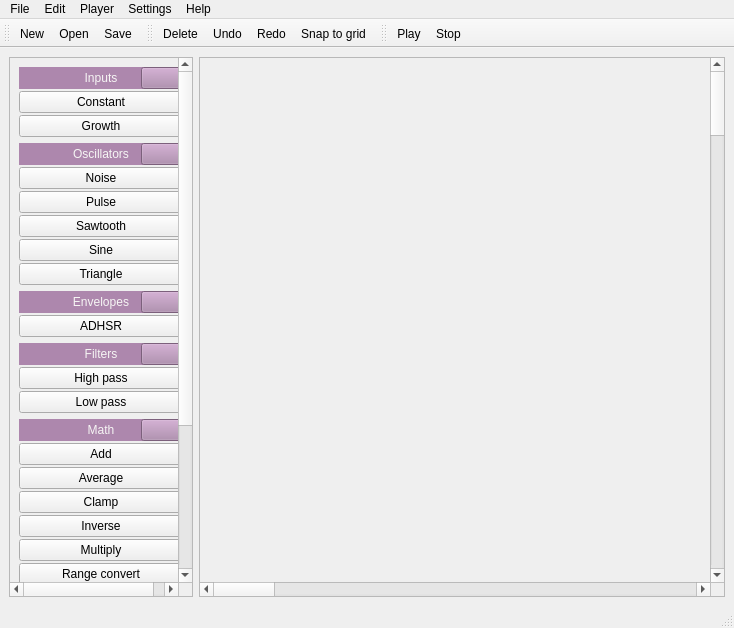
Qt form src/UiMainWindow.ui (Peanhua/libfmsynth) before a commit.
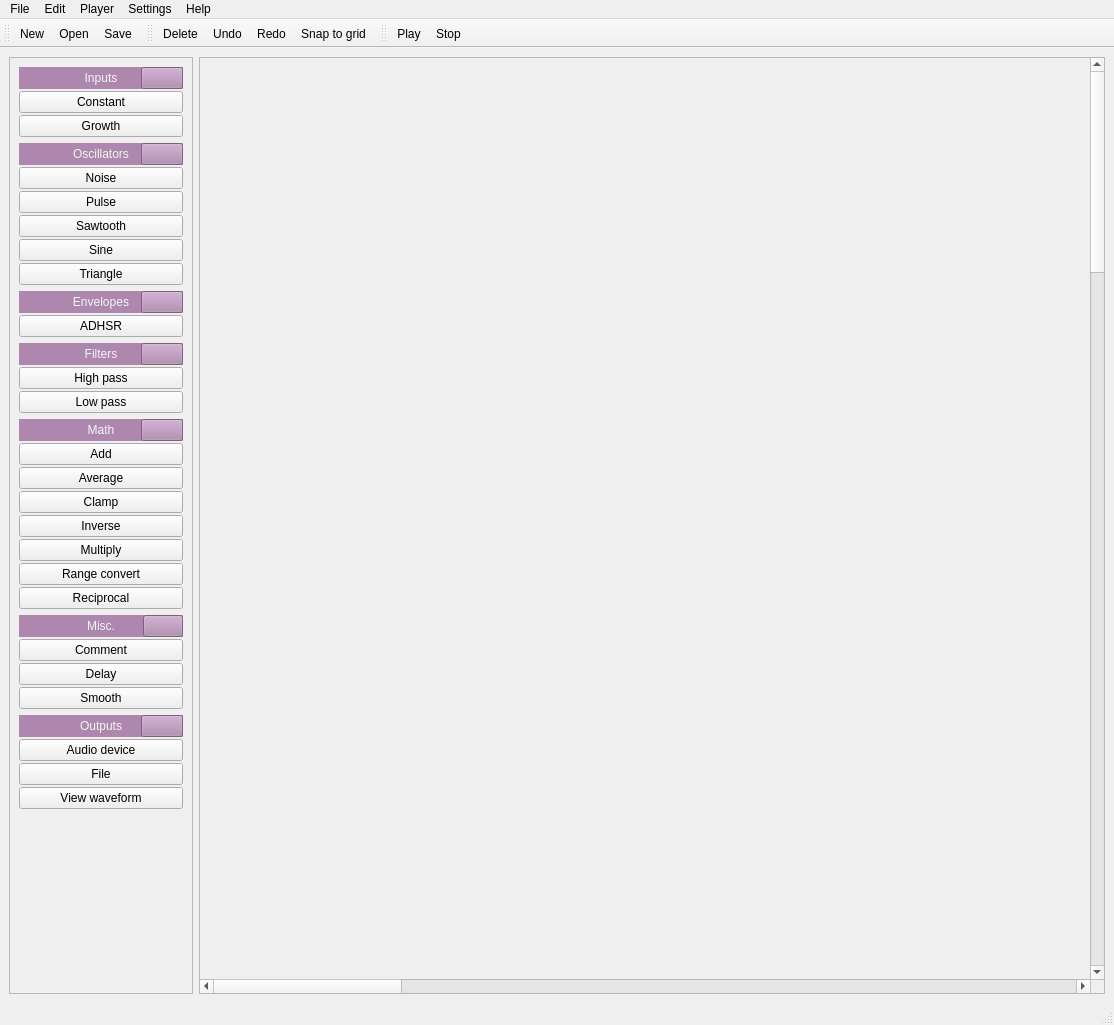
The same form after that commit. Icons and pictures are not drawn. Custom widgets are drawn as their Qt base class.

Commit message: Added 'smooth' node.

Patch:
```diff
--- a/src/UiMainWindow.ui
+++ b/src/UiMainWindow.ui
@@ -6,8 +6,8 @@
    <rect>
     <x>0</x>
     <y>0</y>
-    <width>734</width>
-    <height>628</height>
+    <width>1114</width>
+    <height>1025</height>
    </rect>
   </property>
   <property name="windowTitle">
@@ -41,8 +41,8 @@
         <rect>
          <x>0</x>
          <y>0</y>
-         <width>164</width>
-         <height>829</height>
+         <width>178</width>
+         <height>925</height>
         </rect>
        </property>
        <layout class="QVBoxLayout" name="verticalLayout">
@@ -1551,6 +1551,23 @@
                 </property>
                </widget>
               </item>
+              <item>
+               <widget class="WidgetAddNode" name="_misc_Smooth">
+                <property name="toolTip">
+                 <string>Drag to blueprint to add </string>
+                </property>
+                <property name="text">
+                 <string>Smooth</string>
+                </property>
+                <property name="icon">
+                 <iconset>
+                  <normaloff>images/NodeSmooth.png</normaloff>images/NodeSmooth.png</iconset>
+                </property>
+                <property name="NodeType" stdset="0">
+                 <string notr="true">Smooth</string>
+                </property>
+               </widget>
+              </item>
              </layout>
             </widget>
            </item>
@@ -1881,8 +1898,8 @@
     <rect>
      <x>0</x>
      <y>0</y>
-     <width>734</width>
-     <height>22</height>
+     <width>1114</width>
+     <height>19</height>
     </rect>
    </property>
    <widget class="QMenu" name="menuFile">
```
The commit also changes 12 other files.
